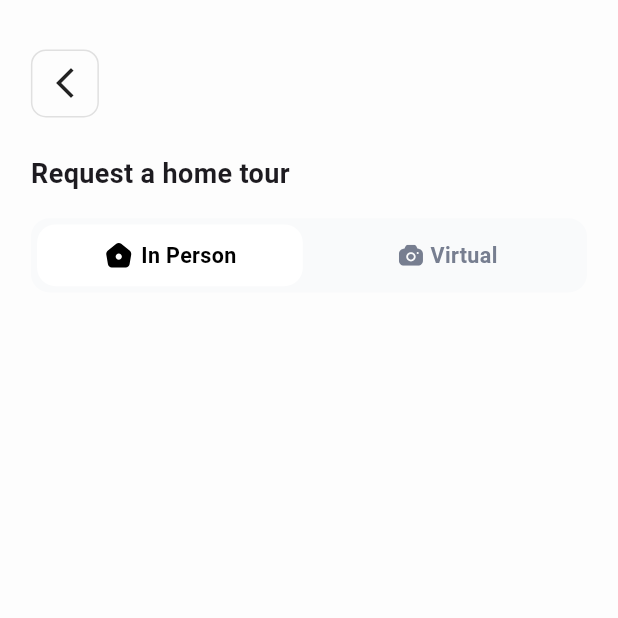
After one commit to asimhanif76/Realix-Real_Estate_App, a Flutter app: the PickDatePage screen opened by its route, on a phone screen of 412 x 824 dp, the top half of it. The commit adds this screen. Run offline on Flutter 3.47's test engine with Material 3 defaults, Android fonts, the phone set to English and light mode, and no system bars; our stand-ins replace flutter_slidable, flutter_svg, get, grouped_list, image_picker, photo_view and 3 more.

Commit message:
Shedule tour For visiting property

```diff
--- a/lib/Routes/app_routes.dart
+++ b/lib/Routes/app_routes.dart
@@ -1,5 +1,7 @@
 import 'package:flutter/material.dart';
 import 'package:realix_real_estate_app/views/Discover/constants/map_search_page.dart';
+import 'package:realix_real_estate_app/views/Discover/constants/show_all_images.dart';
+import 'package:realix_real_estate_app/views/Discover/pick_date_page.dart';
 import 'package:realix_real_estate_app/views/Discover/product_detail_page.dart';
 import 'package:realix_real_estate_app/views/My%20Home/add_new_property_details_page.dart';
 import 'package:realix_real_estate_app/views/My%20Home/anp_address_page.dart';
@@ -41,6 +43,8 @@ class AppRoutes {
   static const String addNewPropertyDetailsPage = '/addNewPropertyDetailsPage';
   static const String mapSearchPage = '/mapSearchPage';
   static const String productDetailPage = '/productDetailPage';
+  static const String showAllImages = '/showAllImages';
+  static const String pickDatePage = '/pickDatePage';
 
   static Map<String, WidgetBuilder> get routes => {
         splashPage: (_) => SplashPage(),
@@ -63,5 +67,7 @@ class AppRoutes {
         addNewPropertyDetailsPage: (_) => AddNewPropertyDetailsPage(),
         mapSearchPage: (_) => MapSearchPage(),
         productDetailPage: (_) => ProductDetailPage(),
+        showAllImages: (_) => ShowAllImages(),
+        pickDatePage: (_) => PickDatePage(),
       };
 }
--- a/lib/commons/app_images.dart
+++ b/lib/commons/app_images.dart
@@ -44,6 +44,8 @@ class AppImages {
   static String gallery_add = 'assets/images/svg/gallery_add.svg';
   static String chat = 'assets/images/svg/Chat.svg';
   static String phone = 'assets/images/svg/phone.svg';
+  static String virtual = 'assets/images/svg/virtual.svg';
+  static String in_person = 'assets/images/svg/in_person.svg';
   static String ask_question = 'assets/images/svg/ask_question.svg';
   static String map_satellite_image = 'assets/images/map_satellite.png';
   static String map_image = 'assets/images/map.png';
--- /dev/null
+++ b/lib/controllers/shedule_tour_controller.dart
@@ -0,0 +1,5 @@
+import 'package:get/get.dart';
+
+class SheduleTourController extends GetxController {
+  RxBool inPerson = true.obs;
+}
--- /dev/null
+++ b/lib/views/Discover/pick_date_page.dart
@@ -0,0 +1,152 @@
+import 'package:flutter/material.dart';
+import 'package:flutter_svg/flutter_svg.dart';
+import 'package:get/get.dart';
+import 'package:realix_real_estate_app/commons/app_images.dart';
+import 'package:realix_real_estate_app/controllers/shedule_tour_controller.dart';
+import 'package:responsive_sizer/responsive_sizer.dart';
+
+class PickDatePage extends StatelessWidget {
+  PickDatePage({super.key});
+
+  SheduleTourController sheduleTourController =
+      Get.put(SheduleTourController());
+
+  @override
+  Widget build(BuildContext context) {
+    var height = MediaQuery.of(context).size.height;
+    var width = MediaQuery.of(context).size.width;
+    return Scaffold(
+      backgroundColor: Color(0xFFFDFDFD),
+      body: Column(
+        crossAxisAlignment: CrossAxisAlignment.start,
+        children: [
+          SizedBox(
+            height: height * 0.04,
+          ),
+          Padding(
+            padding: EdgeInsets.symmetric(horizontal: width * 0.05),
+            child: Container(
+                width: height * 0.055,
+                height: height * 0.055,
+                decoration: BoxDecoration(
+                  borderRadius: BorderRadius.circular(10),
+                  border: Border.all(color: Colors.grey.shade300),
+                ),
+                child: Icon(Icons.arrow_back_ios_new)),
+          ),
+          SizedBox(
+            height: height * 0.03,
+          ),
+          Padding(
+            padding: EdgeInsets.only(bottom: width * 0.04, left: width * 0.05),
+            child: Text(
+              'Request a home tour',
+              style: TextStyle(fontSize: 18, fontWeight: FontWeight.w700),
+            ),
+          ),
+          _inPersonOrVirtual(width, height),
+        ],
+      ),
+    );
+  }
+
+  Widget _inPersonOrVirtual(double width, double height) {
+    return Padding(
+      padding: EdgeInsets.symmetric(horizontal: width * 0.05),
+      child: Container(
+        height: height * 0.06,
+        width: width,
+        decoration: BoxDecoration(
+            borderRadius: BorderRadius.circular(width * 0.03),
+            color: Color(0xFFF9FAFB)),
+        child: Row(
+          children: [
+            Expanded(
+                child: Padding(
+              padding: EdgeInsets.all(width * 0.01),
+              child: Obx(
+                () => GestureDetector(
+                  onTap: () {
+                    sheduleTourController.inPerson.value = true;
+                  },
+                  child: Container(
+                    decoration: BoxDecoration(
+                        borderRadius: BorderRadius.circular(width * 0.03),
+                        color: sheduleTourController.inPerson.value
+                            ? Colors.white
+                            : Colors.transparent),
+                    child: Center(
+                      child: Row(
+                        mainAxisAlignment: MainAxisAlignment.center,
+                        children: [
+                          SvgPicture.asset(AppImages.in_person,
+                              color: sheduleTourController.inPerson.value
+                                  ? Colors.black
+                                  : Color(0xFF777E90)),
+                          SizedBox(
+                            width: width * 0.01,
+                          ),
+                          Text(
+                            'In Person',
+                            style: TextStyle(
+                                fontSize: 15.5.sp,
+                                fontWeight: FontWeight.w700,
+                                color: sheduleTourController.inPerson.value
+                                    ? Colors.black
+                                    : Color(0xFF777E90)),
+                          ),
+                        ],
+                      ),
+                    ),
+                  ),
+                ),
+              ),
+            )),
+            Expanded(
+                child: Padding(
+              padding: EdgeInsets.all(width * 0.01),
+              child: Obx(
+                () => GestureDetector(
+                  onTap: () {
+                    sheduleTourController.inPerson.value = false;
+                  },
+                  child: Container(
+                    decoration: BoxDecoration(
+                      borderRadius: BorderRadius.circular(width * 0.03),
+                      color: sheduleTourController.inPerson.value
+                          ? Colors.transparent
+                          : Colors.white,
+                    ),
+                    child: Center(
+                      child: Row(
+                        mainAxisAlignment: MainAxisAlignment.center,
+                        children: [
+                          SvgPicture.asset(AppImages.virtual,
+                              color: sheduleTourController.inPerson.value
+                                  ? Color(0xFF777E90)
+                                  : Colors.black),
+                          SizedBox(
+                            width: width * 0.01,
+                          ),
+                          Text(
+                            'Virtual',
+                            style: TextStyle(
+                                fontSize: 15.5.sp,
+                                fontWeight: FontWeight.w700,
+                                color: sheduleTourController.inPerson.value
+                                    ? Color(0xFF777E90)
+                                    : Colors.black),
+                          ),
+                        ],
+                      ),
+                    ),
+                  ),
+                ),
+              ),
+            ))
+          ],
+        ),
+      ),
+    );
+  }
+}
```
Also changed, not shown: lib/views/Discover/constants/show_all_images.dart (added, +38 -0 lines), lib/views/Discover/product_detail_page.dart (+33 -6 lines), lib/widgets/full_image_view.dart (+11 -6 lines), assets/images/svg/in_person.svg (added), assets/images/svg/virtual.svg (added).
